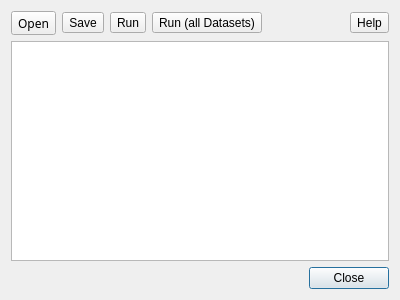
VespucciProject/Vespucci, file Vespucci/GUI/macrodialog.ui: the form before one commit.
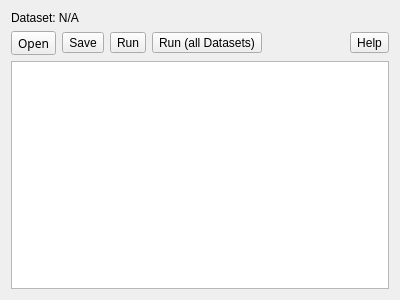
The form after the commit.

Commit message: exposure of macro system and dataset history to user. Still needs some ironing out.

Diff of the .ui file:
```diff
--- a/Vespucci/GUI/macrodialog.ui
+++ b/Vespucci/GUI/macrodialog.ui
@@ -14,6 +14,13 @@
    <string>Dialog</string>
   </property>
   <layout class="QVBoxLayout" name="verticalLayout">
+   <item>
+    <widget class="QLabel" name="datasetLabel">
+     <property name="text">
+      <string>Dataset: N/A</string>
+     </property>
+    </widget>
+   </item>
    <item>
     <layout class="QHBoxLayout" name="headerLayout">
      <item alignment="Qt::AlignLeft">
@@ -80,16 +87,6 @@
      </property>
     </widget>
    </item>
-   <item>
-    <widget class="QDialogButtonBox" name="buttonBox">
-     <property name="orientation">
-      <enum>Qt::Horizontal</enum>
-     </property>
-     <property name="standardButtons">
-      <set>QDialogButtonBox::Close</set>
-     </property>
-    </widget>
-   </item>
   </layout>
  </widget>
  <resources/>
```
Left out of the diff: 37 changed lines with no effect on the pictures. The commit also changes 12 other files.
